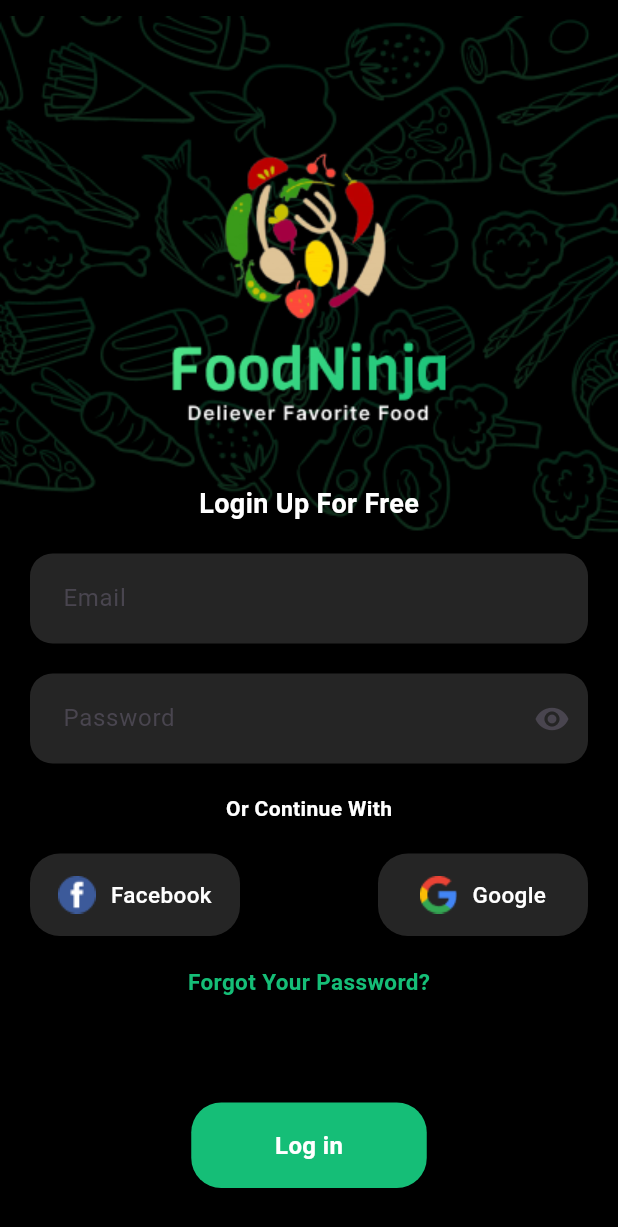
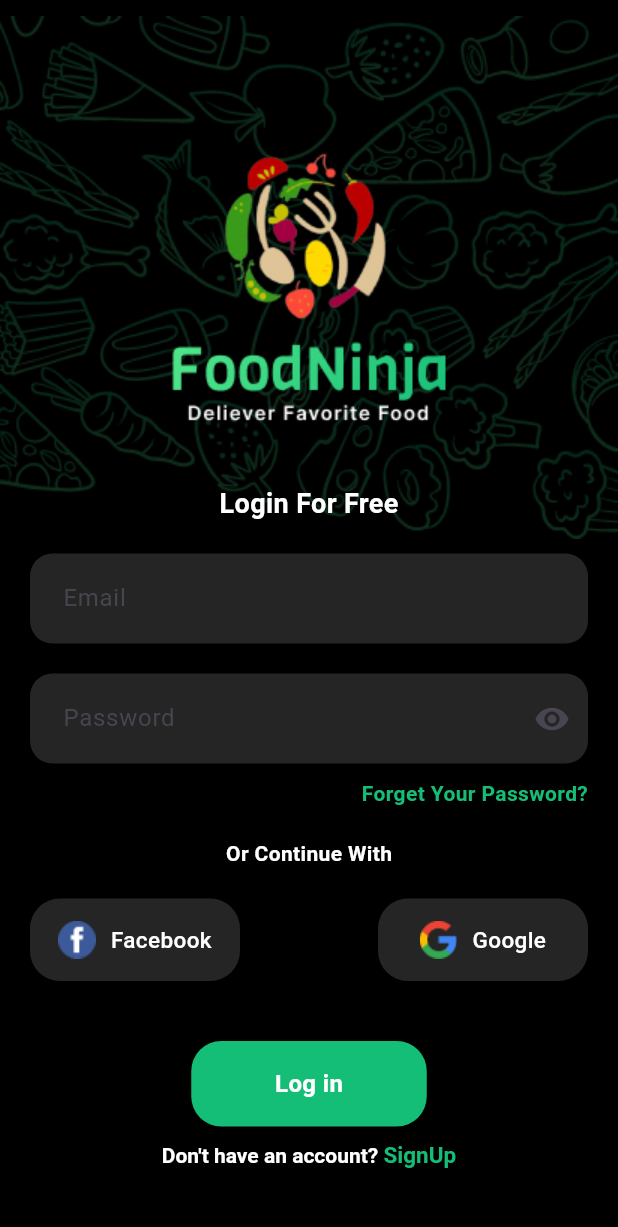
Before and after one commit to Jahid01234/Food_Delivery_Application, a Flutter app: the LoginScreen screen opened directly, on a phone screen of 412 x 824 dp. Shown: the top 1227 px of the screen. Run offline on Flutter 3.47's test engine with Material 3 defaults, Android fonts, the phone set to English and light mode, and no system bars; our stand-ins replace firebase_core, flutter_svg, get; missing offline and left inert: dart:ffi; accounts and stored records are empty.

Commit message:
add sign up screen

```diff
--- a/lib/bindings/controller_binder.dart
+++ b/lib/bindings/controller_binder.dart
@@ -1,4 +1,5 @@
 import 'package:food_delivery_application/modules/auth_module/controller/login_controller.dart';
+import 'package:food_delivery_application/modules/auth_module/controller/signup_controller.dart';
 import 'package:food_delivery_application/modules/onboarding/controller/onboarding_controller.dart';
 import 'package:get/get.dart';
 
@@ -8,6 +9,7 @@ class ControllerBinder extends Bindings{
   void dependencies() {
     Get.put(OnboardingController());
     Get.put(LoginController());
+    Get.put(SignupController());
   }
 
 }
--- a/lib/constant/app_imges.dart
+++ b/lib/constant/app_imges.dart
@@ -8,4 +8,9 @@ class AppImages{
   static const String onboardingImg2 = "assets/images/onboarding_2.svg";
   static const String facebookImg = "assets/images/facebook.png";
   static const String googleImg = "assets/images/google.png";
+
+  static const String profileIcon = "assets/images/profile_icon.svg";
+  static const String emailIcon = "assets/images/email_icon.svg";
+  static const String lockIcon = "assets/images/lock_icon.svg";
+
 }
--- /dev/null
+++ b/lib/modules/auth_module/controller/signup_controller.dart
@@ -0,0 +1,9 @@
+import 'package:get/get.dart';
+
+class SignupController extends GetxController{
+
+  RxBool obscureText = true.obs;
+
+  RxBool isKeepMeSignInEnabled = true.obs;
+  RxBool isEmailMeAboutPricing = true.obs;
+}
--- a/lib/modules/auth_module/views/login_screen.dart
+++ b/lib/modules/auth_module/views/login_screen.dart
@@ -1,9 +1,11 @@
+import 'package:flutter/gestures.dart';
 import 'package:flutter/material.dart';
 import 'package:food_delivery_application/common/buttons/app_primary_button.dart';
 import 'package:food_delivery_application/common/text_fields/custom_text_field.dart';
 import 'package:food_delivery_application/constant/app_colors.dart';
 import 'package:food_delivery_application/constant/app_imges.dart';
 import 'package:food_delivery_application/modules/auth_module/controller/login_controller.dart';
+import 'package:food_delivery_application/modules/auth_module/views/signup_screen.dart';
 import 'package:food_delivery_application/modules/auth_module/widgets/social_media_button.dart';
 import 'package:get/get.dart';
 
@@ -67,7 +69,7 @@ class _LoginScreenState extends State<LoginScreen> {
                     const SizedBox(height: 40),
                     // Or Continue With text part....
                     const Text(
-                      "Login Up For Free",
+                      "Login For Free",
                       style: TextStyle(
                           color: Colors.white,
                           fontSize: 18,
@@ -86,25 +88,6 @@ class _LoginScreenState extends State<LoginScreen> {
                               keyboardType: TextInputType.emailAddress,
                               hintText: "Email",
                           ),
-                          // Padding(
-                          //   padding: const EdgeInsets.symmetric(horizontal: 20),
-                          //   child: TextField(
-                          //     style: const TextStyle(
-                          //       color: Colors.white,
-                          //     ),
-                          //     cursorColor: Colors.grey,
-                          //     decoration: InputDecoration(
-                          //       hintText: "Email",
-                          //       filled: true,
-                          //       fillColor: AppColors.textFieldColor,
-                          //       contentPadding: const EdgeInsets.all(18),
-                          //       border: OutlineInputBorder(
-                          //         borderRadius: BorderRadius.circular(15),
-                          //         borderSide: BorderSide.none,
-                          //       ),
-                          //     ),
-                          //   ),
-                          // ),
                           const SizedBox(height: 20),
                           CustomTextField(
                             obscureText: loginController.obscureText.value,
@@ -123,41 +106,25 @@ class _LoginScreenState extends State<LoginScreen> {
                               ),
                             ),
                           ),
-                          // Padding(
-                          //   padding: const EdgeInsets.symmetric(horizontal: 20),
-                          //   child: TextField(
-                          //     obscureText: loginController.obscureText.value,
-                          //     style: const TextStyle(
-                          //       color: Colors.white,
-                          //     ),
-                          //     cursorColor: Colors.grey,
-                          //     decoration: InputDecoration(
-                          //         hintText: "Password",
-                          //         filled: true,
-                          //         fillColor: AppColors.textFieldColor,
-                          //         contentPadding: const EdgeInsets.all(18),
-                          //         border: OutlineInputBorder(
-                          //           borderRadius: BorderRadius.circular(15),
-                          //           borderSide: BorderSide.none,
-                          //         ),
-                          //         suffixIcon: IconButton(
-                          //           onPressed: () {
-                          //             loginController.obscureText.value =
-                          //                 !loginController.obscureText.value;
-                          //           },
-                          //           icon: Icon(
-                          //             loginController.obscureText.value
-                          //                 ? Icons.visibility
-                          //                 : Icons.visibility_off,
-                          //           ),
-                          //         ),
-                          //     ),
-                          //   ),
-                          // ),
                         ],
                       ),
                     ),
-
+                    const SizedBox(height: 10),
+                    // Forgot Your Password? text part....
+                    const Padding(
+                      padding: EdgeInsets.only(right: 20),
+                      child: Align(
+                        alignment: Alignment.centerRight,
+                        child: Text(
+                          "Forget Your Password?",
+                          style: TextStyle(
+                            color: AppColors.lightGreenColor,
+                            fontSize: 14,
+                            fontWeight: FontWeight.w600,
+                          ),
+                        ),
+                      ),
+                    ),
                     const SizedBox(height: 20),
                     // Or Continue With text part....
                     const Text(
@@ -185,21 +152,39 @@ class _LoginScreenState extends State<LoginScreen> {
                         ],
                       ),
                     ),
-                    const SizedBox(height: 20),
-                    // Forgot Your Password? text part....
-                    const Text(
-                      "Forgot Your Password?",
-                      style: TextStyle(
-                          color: AppColors.lightGreenColor,
-                          fontSize: 15,
-                          fontWeight: FontWeight.w600,
-                      ),
-                    ),
-                    const SizedBox(height: 70),
+
+                    const SizedBox(height: 40),
                     // Button part...
                     AppPrimaryButton(
                       title: "Log in",
                       onTap: () {},
+                    ),
+
+                    // Don't have an account? signUp....
+                    const SizedBox(height: 10),
+                    RichText(
+                      text: TextSpan(
+                        text: "Don't have an account? ",
+                        style: const TextStyle(
+                            fontSize: 14,
+                            color: Colors.white,
+                            fontWeight: FontWeight.w600,
+                        ),
+                        children: [
+                          TextSpan(
+                            text: "SignUp",
+                            style: const TextStyle(
+                                fontSize: 15,
+                                color: AppColors.lightGreenColor,
+                                fontWeight: FontWeight.w600
+                            ),
+                            recognizer: TapGestureRecognizer()
+                              ..onTap = (){
+                                 Get.to(const SignUpScreen());
+                              },
+                          ),
+                        ],
+                      ),
                     ),
                   ],
                 ),
```
Also changed, not shown: lib/modules/auth_module/views/signup_screen.dart (added, +217 -0 lines), lib/modules/auth_module/widgets/required_singup_conditons.dart (added, +48 -0 lines), assets/images/email_icon.svg (added), assets/images/lock_icon.svg (added), assets/images/profile_icon.svg (added).
